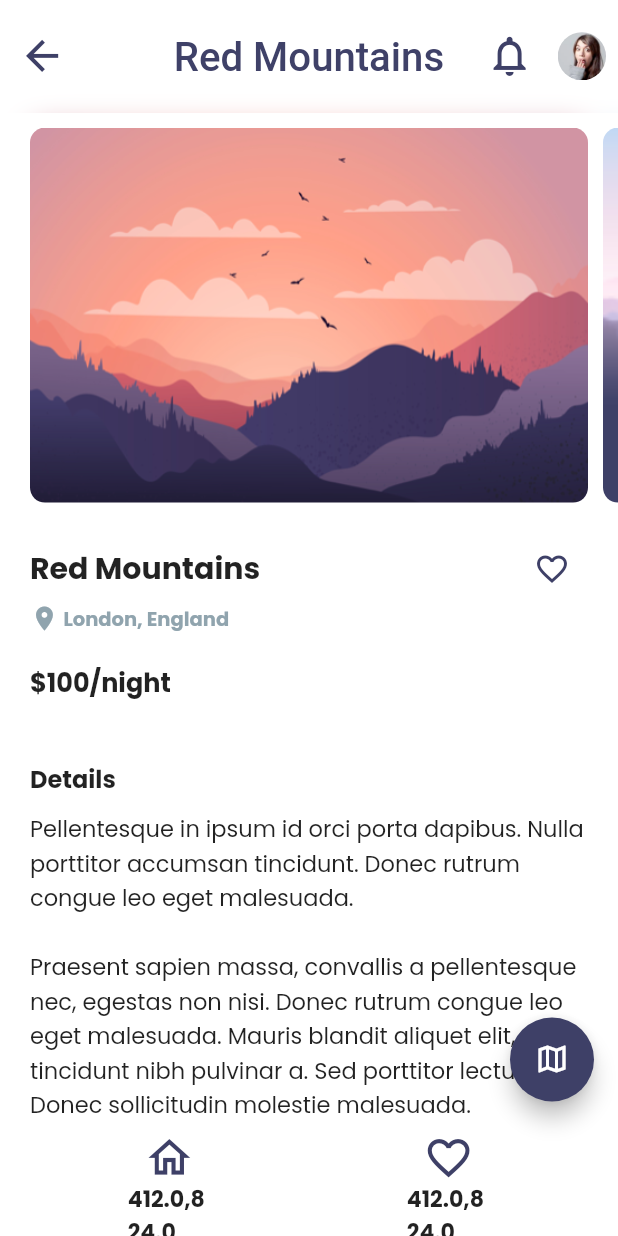
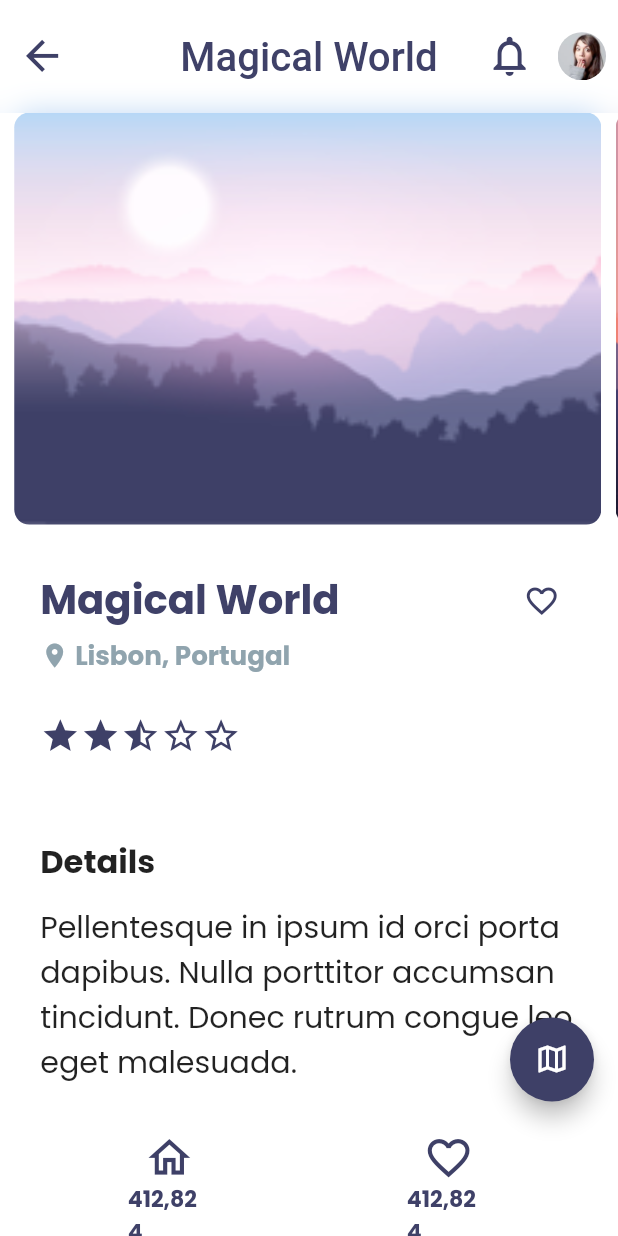
Before and after one commit to daniyalahmad358/nowrth, a Flutter app: the HomeScreen screen opened directly, after a tap on "Magical World", on a phone screen of 412 x 824 dp. Run offline on Flutter 3.47's test engine with Material 2 defaults, Android fonts, the phone set to English and light mode, and no system bars; drawn by our look-alikes of smooth_star_rating; our stand-ins replace flutter_svg, google_fonts, lottie, shared_preferences; accounts and stored records are empty; key blocks and very long unbroken strings in the code were emptied for the run.

```diff
--- a/lib/components/custom_bottom_nav_bar.dart
+++ b/lib/components/custom_bottom_nav_bar.dart
@@ -105,7 +105,7 @@ class _NavItemState extends State<NavItem> {
   SvgPicture assetIconUsed() {
     var svgpic = SvgPicture.asset(
       widget.icon,
-      color: kTextColor,
+      color: kPrimaryColor,
       height: SizeConfig.screenHeight / 24.6,
     );
     return svgpic;
@@ -136,10 +136,11 @@ class _NavItemState extends State<NavItem> {
             Spacer(),
             Text(
               // widget.title,
-              "${SizeConfig.screenWidth},${SizeConfig.screenHeight}", // TODO
+              "${(SizeConfig.screenWidth).round()},${(SizeConfig.screenHeight).round()}", // TODO
               style: TextStyle(
                 fontSize: SizeConfig.screenHeight / 55.91,
                 fontWeight: FontWeight.bold,
+                color: kTextColor,
               ),
             )
           ],
--- a/lib/components/place_card.dart
+++ b/lib/components/place_card.dart
@@ -38,8 +38,9 @@ class PlaceCard extends StatelessWidget {
                         top: Radius.circular(20),
                       ),
                       image: DecorationImage(
-                          image: AssetImage(travelSpot.image),
-                          fit: BoxFit.cover),
+                        image: AssetImage(travelSpot.images[0]),
+                        fit: BoxFit.cover,
+                      ),
                     ),
                   ),
                 ),
@@ -98,7 +99,7 @@ class PlaceCard extends StatelessWidget {
         Navigator.of(context).push(
           MaterialPageRoute(
             builder: (BuildContext context) {
-              return Details();
+              return Details(travelSpot: travelSpot);
             },
           ),
         );
--- a/lib/main.dart
+++ b/lib/main.dart
@@ -1,5 +1,6 @@
 import 'package:flutter/material.dart';
 import 'package:google_fonts/google_fonts.dart';
+import 'package:nowrth/screens/home/home_screen.dart';
 
 import 'package:provider/provider.dart';
 
@@ -47,7 +48,8 @@ class MyApp extends StatelessWidget {
                   builder: (ctx, snapshot) =>
                       snapshot.connectionState == ConnectionState.waiting
                           ? SplashScreen()
-                          : WelcomeScreen(),
+                          // : WelcomeScreen(),
+                          : HomeScreen(),
                 ),
         ),
       ),
--- a/lib/models/TravelSpot.dart
+++ b/lib/models/TravelSpot.dart
@@ -1,38 +1,128 @@
 import 'package:flutter/material.dart';
 import 'package:nowrth/models/Guide.dart';
+import 'package:nowrth/models/stop_by_spot.dart';
 
 class TravelSpot {
-  final String name, image;
-  final DateTime date;
+  final String name;
+  final String location;
+  final double rating;
+  final List<String> images;
   final List<Guide> guides;
+  final List<StopBySpot> stopBySpots;
+  final String details;
 
   TravelSpot({
+    @required this.name,
+    @required this.location,
+    @required this.rating,
+    @required this.images,
     @required this.guides,
-    @required this.name,
-    @required this.image,
-    @required this.date,
+    @required this.stopBySpots,
+    @required this.details,
   });
 }
 
 List<TravelSpot> travelSpots = [
   TravelSpot(
-    guides: guides..shuffle(),
     name: "Red Mountains",
-    image: "assets/images/Red_Mountains.png",
-    date: DateTime(2020, 10, 15),
+    location: "London, England",
+    images: images1,
+    rating: 4.5,
+    guides: guidesList1..shuffle(),
+    stopBySpots: stopBySpotsList1..shuffle(),
+    details: (details..shuffle())[0],
   ),
   TravelSpot(
-    guides: guides..shuffle(),
     name: "Magical World",
-    image: "assets/images/Magical_World.png",
-    date: DateTime(2020, 3, 10),
+    location: "Lisbon, Portugal",
+    images: images2,
+    rating: 2.5,
+    guides: guidesList2..shuffle(),
+    stopBySpots: stopBySpotsList2..shuffle(),
+    details: (details..shuffle())[0],
   ),
   TravelSpot(
-    guides: guides..shuffle(),
-    name: "Red Mountains",
-    image: "assets/images/Red_Mountains.png",
-    date: DateTime(2020, 10, 15),
+    name: "Black Mountains",
+    location: "Paris, France",
+    rating: 3.5,
+    images: images3,
+    guides: guidesList3..shuffle(),
+    stopBySpots: stopBySpotsList3..shuffle(),
+    details: (details..shuffle())[0],
   ),
 ];
 
-List<Guide> guides = [guide1, guide2, guide3, guide4, guide5];
+List<String> images1 = [
+  "assets/images/Red_Mountains.png",
+  "assets/images/Magical_World.png",
+  "assets/images/Red_Mountains.png",
+  "assets/images/Magical_World.png",
+];
+List<String> images2 = [
+  "assets/images/Magical_World.png",
+  "assets/images/Red_Mountains.png",
+  "assets/images/Magical_World.png",
+  "assets/images/Red_Mountains.png",
+];
+List<String> images3 = [
+  "assets/images/Red_Mountains.png",
+  "assets/images/Magical_World.png",
+  "assets/images/Red_Mountains.png",
+  "assets/images/Magical_World.png",
+];
+
+List<Guide> guidesList1 = [guide1, guide2, guide3, guide4, guide5];
+List<Guide> guidesList2 = [guide1, guide2, guide3, guide4, guide5];
+List<Guide> guidesList3 = [guide1, guide2, guide3, guide4, guide5];
+
+List<StopBySpot> stopBySpotsList1 = [stopBySpot1, stopBySpot2, stopBySpot3];
+List<StopBySpot> stopBySpotsList2 = [stopBySpot1, stopBySpot2, stopBySpot3];
+List<StopBySpot> stopBySpotsList3 = [stopBySpot1, stopBySpot2, stopBySpot3];
+
+List<String> details = [
+  "Pellentesque in ipsum id orci porta dapibus. "
+      "Nulla porttitor accumsan tincidunt. Donec rutrum "
+      "congue leo eget malesuada. "
+      "\n\nPraesent sapien massa, convallis a pellentesque "
+      "nec, egestas non nisi. Donec rutrum congue leo eget malesuada. "
+      "Mauris blandit aliquet elit, eget tincidunt nibh pulvinar a. "
+      "Sed porttitor lectus nibh. Donec sollicitudin molestie malesuada. "
+      "\nCurabitur arcu erat, accumsan id imperdiet et, porttitor at sem. "
+      "Vestibulum ac diam sit amet quam vehicula elementum sed sit amet dui.",
+  "Pellentesque in ipsum id orci porta dapibus. "
+      "Nulla porttitor accumsan tincidunt. Donec rutrum "
+      "congue leo eget malesuada. "
+      "\nPraesent sapien massa, convallis a pellentesque "
+      "nec, egestas non nisi. Donec rutrum congue leo eget malesuada. "
+      "Mauris blandit aliquet elit, eget tincidunt nibh pulvinar a. "
+      "Sed porttitor lectus nibh. Donec sollicitudin molestie malesuada. "
+      "\nCurabitur arcu erat, accumsan id imperdiet et, porttitor at sem. "
+      "Vestibulum ac diam sit amet quam vehicula elementum sed sit amet dui.",
+  "Pellentesque in ipsum id orci porta dapibus. "
+      "Nulla porttitor accumsan tincidunt. Donec rutrum "
+      "congue leo eget malesuada. "
+      "\n\nPraesent sapien massa, convallis a pellentesque "
+      "nec, egestas non nisi. Donec rutrum congue leo eget malesuada. "
+      "Mauris blandit aliquet elit, eget tincidunt nibh pulvinar a. "
+      "Sed porttitor lectus nibh. Donec sollicitudin molestie malesuada. "
+      "\nCurabitur arcu erat, accumsan id imperdiet et, porttitor at sem. "
+      "Vestibulum ac diam sit amet quam vehicula elementum sed sit amet dui.",
+  "Pellentesque in ipsum id orci porta dapibus. "
+      "Nulla porttitor accumsan tincidunt. Donec rutrum "
+      "congue leo eget malesuada. "
+      "\nPraesent sapien massa, convallis a pellentesque "
+      "nec, egestas non nisi. Donec rutrum congue leo eget malesuada. "
+      "Mauris blandit aliquet elit, eget tincidunt nibh pulvinar a. "
+      "Sed porttitor lectus nibh. Donec sollicitudin molestie malesuada. "
+      "\nCurabitur arcu erat, accumsan id imperdiet et, porttitor at sem. "
+      "Vestibulum ac diam sit amet quam vehicula elementum sed sit amet dui.",
+  "Pellentesque in ipsum id orci porta dapibus. "
+      "Nulla porttitor accumsan tincidunt. Donec rutrum "
+      "congue leo eget malesuada. "
+      "\nPraesent sapien massa, convallis a pellentesque "
+      "nec, egestas non nisi. Donec rutrum congue leo eget malesuada. "
+      "Mauris blandit aliquet elit, eget tincidunt nibh pulvinar a. "
+      "Sed porttitor lectus nibh. Donec sollicitudin molestie malesuada. "
+      "\nCurabitur arcu erat, accumsan id imperdiet et, porttitor at sem. "
+      "Vestibulum ac diam sit amet quam vehicula elementum sed sit amet dui.",
+];
--- /dev/null
+++ b/lib/models/stop_by_spot.dart
@@ -0,0 +1,46 @@
+import 'package:flutter/material.dart';
+
+class StopBySpot {
+  final String name;
+  final stopType;
+  final IconData iconData;
+  final bool isTravelSpot;
+
+  StopBySpot({
+    @required this.name,
+    @required this.iconData,
+    @required this.stopType,
+    this.isTravelSpot,
+  });
+}
+
+enum SpotTypes {
+  hotel,
+  restraunt,
+  travelSpot,
+  fuelStation,
+  Bank,
+}
+
+List<StopBySpot> stopBySpots = [stopBySpot1, stopBySpot2, stopBySpot3];
+
+StopBySpot stopBySpot1 = StopBySpot(
+  name: "Swat Restraunt",
+  stopType: SpotTypes.hotel,
+  iconData: Icons.fastfood,
+  isTravelSpot: false,
+);
+
+StopBySpot stopBySpot2 = StopBySpot(
+  name: "Magical World",
+  stopType: "Restraunt",
+  iconData: Icons.hotel,
+  isTravelSpot: false,
+);
+
+StopBySpot stopBySpot3 = StopBySpot(
+  name: "Red Mountains",
+  stopType: "PicnicSpot",
+  iconData: Icons.landscape,
+  isTravelSpot: false,
+);
--- a/lib/providers/auth.dart
+++ b/lib/providers/auth.dart
@@ -91,7 +91,7 @@ class Auth with ChangeNotifier {
     try {
       final url = '$mainUrl/accounts:$endpoint?key=$authKey';
 
-      final responce = await http.post(url,
+      final responce = await http.post(Uri.parse(url),
           body: json.encode({
             'email': email,
             'password': password,
--- a/lib/screens/details/components/body.dart
+++ b/lib/screens/details/components/body.dart
@@ -1,33 +1,68 @@
 import 'package:flutter/material.dart';
+
+import 'package:smooth_star_rating/smooth_star_rating.dart';
+
 import 'package:nowrth/constants.dart';
 import 'package:nowrth/size_config.dart';
 
-import 'package:nowrth/utils/places.dart';
+import 'package:nowrth/models/TravelSpot.dart';
+// import 'package:nowrth/utils/places.dart';
 
 // import 'home_header.dart';
 // import 'popular_places.dart';
 // import 'top_guides.dart';
 
 class Body extends StatelessWidget {
-  const Body({
-    @required this.builtSlider,
-    @required this.travelSpotName,
+  Body({
+    @required this.travelSpot,
   });
 
-  final Container builtSlider;
-  final String travelSpotName;
+  final TravelSpot travelSpot;
 
+  final _controller = ScrollController();
   @override
   Widget build(BuildContext context) {
     // You have to call SizeConfig on your starting page
     SizeConfig().init(context);
     return ListView(
       children: <Widget>[
-        SizedBox(height: 10.0),
-        builtSlider,
-        SizedBox(height: 20),
+        SingleChildScrollView(
+          scrollDirection: Axis.horizontal,
+          controller: _controller,
+          padding: EdgeInsets.symmetric(horizontal: 4.75),
+          child: Row(
+            children: <Widget>[
+              ...List.generate(
+                travelSpot.images.length,
+                (index) => Padding(
+                  padding: EdgeInsets.symmetric(
+                    horizontal: 4.75,
+                  ),
+                  child: Container(
+                    width: (SizeConfig.screenWidth < SizeConfig.screenHeight)
+                        ? percentageWidth(95)
+                        : 450,
+                    height: (SizeConfig.screenWidth < SizeConfig.screenHeight)
+                        ? SizeConfig.screenWidth / 1.5
+                        : percentageWidth(33) / 1.5,
+                    decoration: BoxDecoration(
+                      borderRadius: BorderRadius.circular(10),
+                      image: DecorationImage(
+                        fit: BoxFit.fill,
+                        image: AssetImage(
+                          travelSpot.images[index],
+                        ),
+                      ),
+                    ),
+                  ),
+                ),
+              )
+            ],
+          ),
+        ),
+        SizedBox(height: percentageHeight(3.252)),
         ListView(
-          padding: EdgeInsets.symmetric(horizontal: 20),
+          padding: EdgeInsets.symmetric(horizontal: percentageHeight(3.252)),
           primary: false,
           physics: NeverScrollableScrollPhysics(),
           shrinkWrap: true,
@@ -38,10 +73,11 @@ class Body extends StatelessWidget {
                 Container(
                   alignment: Alignment.centerLeft,
                   child: Text(
-                    travelSpotName,
+                    travelSpot.name,
                     style: TextStyle(
                       fontWeight: FontWeight.w700,
-                      fontSize: 20,
+                      fontSize: percentageHeight(3.252),
+                      color: kTextColor,
                     ),
                     maxLines: 2,
                     textAlign: TextAlign.left,
@@ -63,14 +99,14 @@ class Body extends StatelessWidget {
                   size: percentageHeight(2.34),
                   color: Colors.blueGrey[300],
                 ),
-                SizedBox(width: 3),
+                SizedBox(width: percentageHeight(0.488)),
                 Container(
                   alignment: Alignment.centerLeft,
                   child: Text(
-                    "${places[0]["location"]}",
+                    travelSpot.location,
                     style: TextStyle(
                       fontWeight: FontWeight.bold,
-                      fontSize: 13,
+                      fontSize: percentageHeight(2.1138),
                       color: Colors.blueGrey[300],
                     ),
                     maxLines: 1,
@@ -79,45 +115,44 @@ class Body extends StatelessWidget {
                 ),
               ],
             ),
-            SizedBox(height: 20),
+            SizedBox(height: percentageHeight(3.252)),
             Container(
               alignment: Alignment.centerLeft,
-              child: Text(
-                "${places[0]["price"]}",
-                style: TextStyle(
-                  fontWeight: FontWeight.bold,
-                  fontSize: 17,
-                ),
-                maxLines: 1,
-                textAlign: TextAlign.left,
+              child: SmoothStarRating(
+                starCount: 5,
+                rating: travelSpot.rating,
+                size: percentageHeight(3.252),
+                isReadOnly: true,
+                color: kPrimaryColor,
+                borderColor: kPrimaryColor,
               ),
             ),
-            SizedBox(height: 40),
+            SizedBox(height: percentageHeight(6.5041)),
             Container(
               alignment: Alignment.centerLeft,
               child: Text(
                 "Details",
                 style: TextStyle(
                   fontWeight: FontWeight.bold,
-                  fontSize: 16,
+                  fontSize: percentageHeight(2.602),
                 ),
                 maxLines: 1,
                 textAlign: TextAlign.left,
               ),
             ),
-            SizedBox(height: 10.0),
+            SizedBox(height: percentageHeight(1.626)),
             Container(
               alignment: Alignment.centerLeft,
               child: Text(
-                "${places[0]["details"]}",
+                travelSpot.details,
                 style: TextStyle(
                   fontWeight: FontWeight.normal,
-                  fontSize: 15.0,
+                  fontSize: percentageHeight(2.439),
                 ),
                 textAlign: TextAlign.left,
               ),
             ),
-            SizedBox(height: 10.0),
+            SizedBox(height: percentageHeight(1.626)),
           ],
         ),
       ],
--- a/lib/screens/details/details_screen.dart
+++ b/lib/screens/details/details_screen.dart
@@ -7,19 +7,18 @@ import 'package:nowrth/components/custom_bottom_nav_bar.dart';
 import 'package:nowrth/screens/details/components/body.dart';
 import 'package:nowrth/models/TravelSpot.dart';
 
-import 'package:nowrth/size_config.dart';
+// import 'package:nowrth/size_config.dart';
 
 class Details extends StatelessWidget {
-  final travelSpotName = travelSpots[0].name;
+  Details({@required this.travelSpot});
+
+  final TravelSpot travelSpot;
 
   @override
   Widget build(BuildContext context) {
     return Scaffold(
-      appBar: buildAppBar(context, title: travelSpotName, barOpacity: 0.9),
-      body: Body(
-        builtSlider: buildSlider(),
-        travelSpotName: travelSpotName,
-      ),
+      appBar: buildAppBar(context, title: travelSpot.name, barOpacity: 0.9),
+      body: Body(travelSpot: travelSpot),
       floatingActionButton: FloatingActionButton(
         child: Icon(
           Icons.map_outlined,
@@ -33,6 +32,7 @@ class Details extends StatelessWidget {
     );
   }
 
+/*
   buildSlider() {
     return Container(
       padding: EdgeInsets.only(left: 20),
@@ -60,4 +60,5 @@ class Details extends StatelessWidget {
       ),
     );
   }
+*/
 }
--- a/lib/screens/home/components/popular_places.dart
+++ b/lib/screens/home/components/popular_places.dart
@@ -2,7 +2,7 @@ import 'package:flutter/material.dart';
 import 'package:nowrth/components/place_card.dart';
 import 'package:nowrth/components/section_title.dart';
 import 'package:nowrth/models/TravelSpot.dart';
-import 'package:nowrth/screens/details/details_screen.dart';
+// import 'package:nowrth/screens/details/details_screen.dart';
 
 import 'package:nowrth/constants.dart';
 import 'package:nowrth/size_config.dart';
--- a/lib/screens/liked/components/body.dart
+++ b/lib/screens/liked/components/body.dart
@@ -1,8 +1,8 @@
 import 'package:flutter/material.dart';
 import 'package:nowrth/components/place_card.dart';
-import 'package:nowrth/constants.dart';
+// import 'package:nowrth/constants.dart';
 import 'package:nowrth/models/TravelSpot.dart';
-import 'package:nowrth/screens/details/details_screen.dart';
+// import 'package:nowrth/screens/details/details_screen.dart';
 import 'package:nowrth/size_config.dart';
 
 class Body extends StatelessWidget {
```
Also changed, not shown: lib/utils/consts.dart (+5 -2 lines), pubspec.yaml (+9 -19 lines), pubspec.lock, 72 other files.
